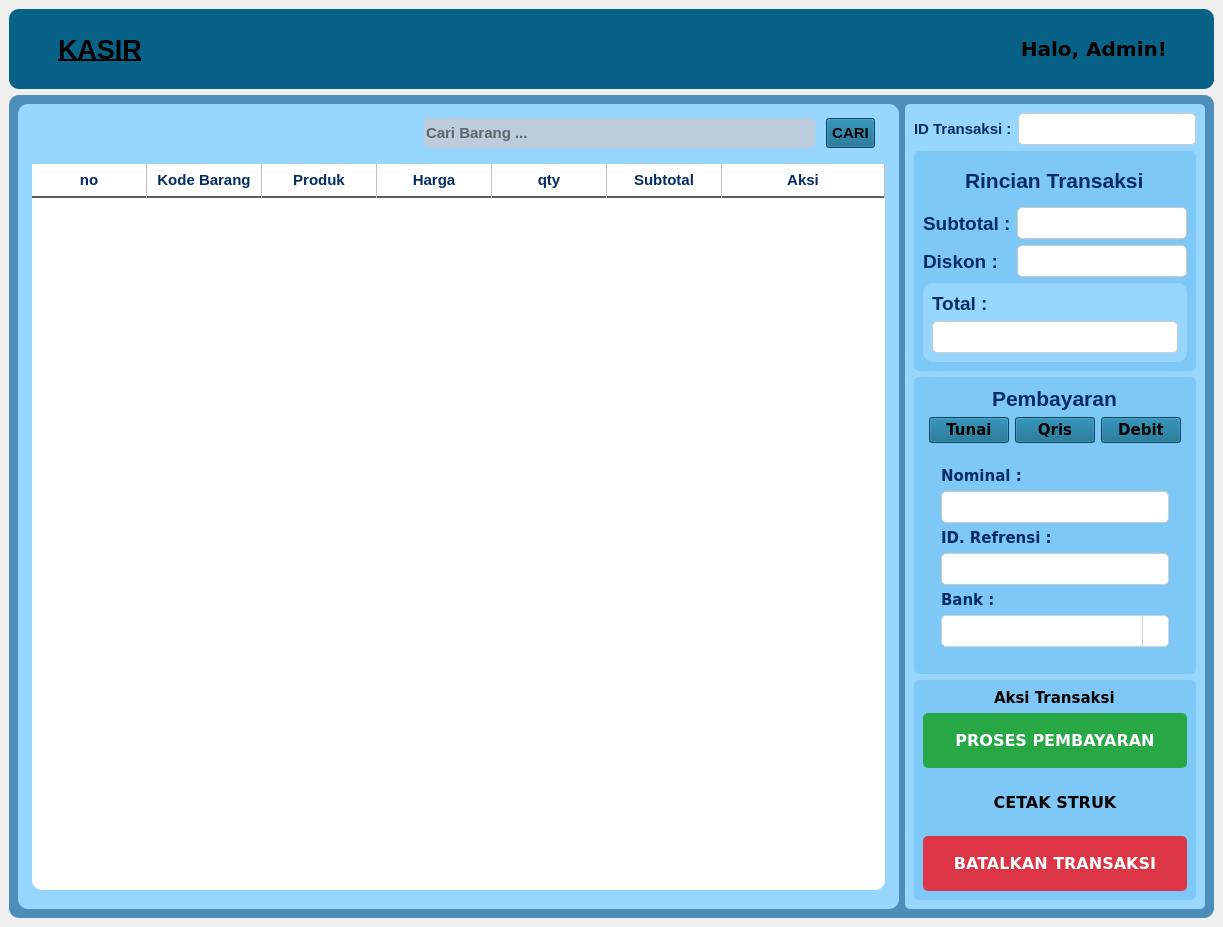
First picture: the form in ui/kasir.ui, repository frajendra07/KASIR-UMKT, before the edit.
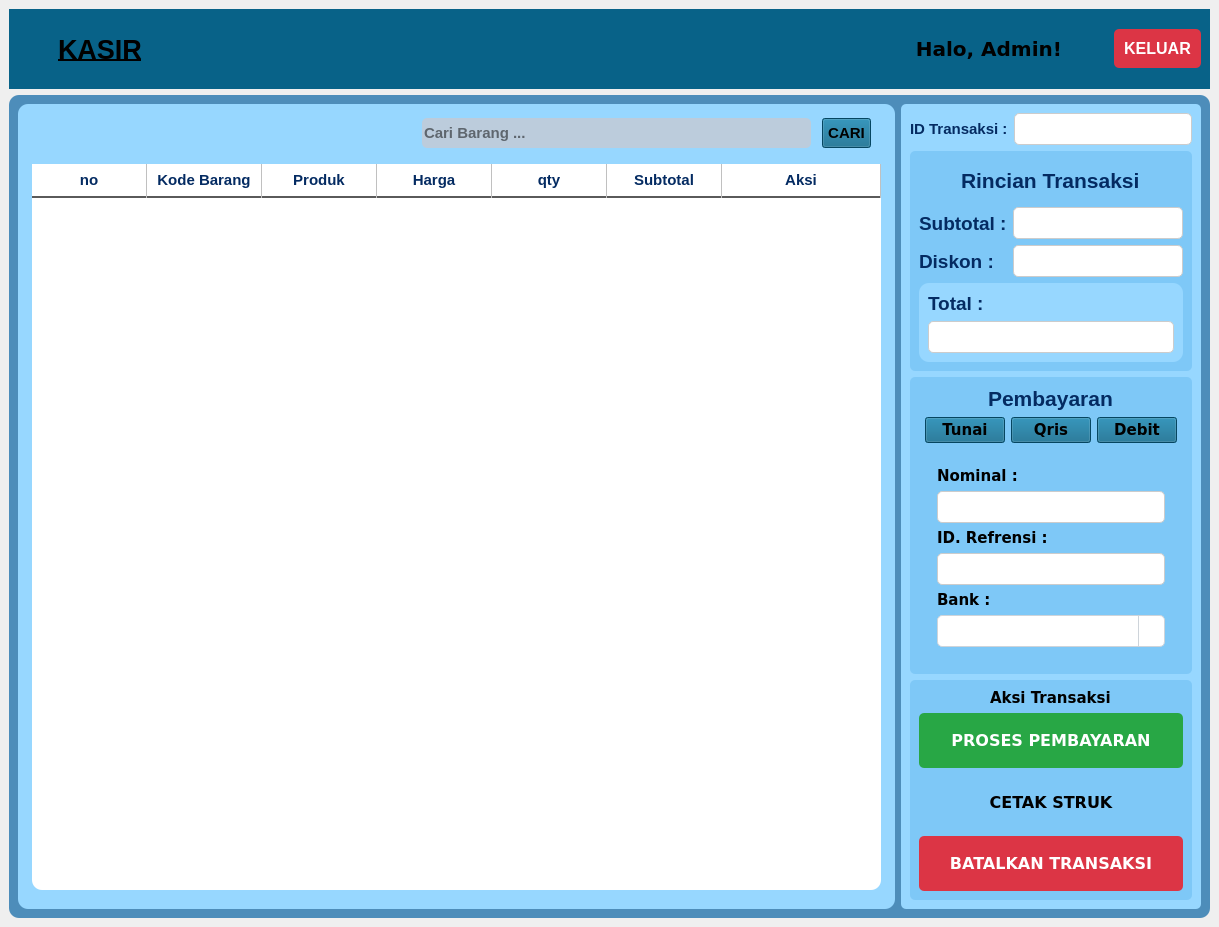
Second picture: the form after the edit. The open tabs and pages were chosen to show the change. Icons and pictures are not drawn.

```diff
--- a/ui/kasir.ui
+++ b/ui/kasir.ui
@@ -6,7 +6,7 @@
    <rect>
     <x>0</x>
     <y>0</y>
-    <width>1223</width>
+    <width>1219</width>
     <height>927</height>
    </rect>
   </property>
@@ -30,8 +30,7 @@
        </size>
       </property>
       <property name="styleSheet">
-       <string notr="true">background-color: #086288;
-border-radius: 10px;</string>
+       <string notr="true">background-color: #086288</string>
       </property>
       <property name="frameShape">
        <enum>QFrame::Shape::NoFrame</enum>
@@ -132,6 +131,36 @@
          </property>
         </widget>
        </item>
+       <item>
+        <widget class="QPushButton" name="keluar_button">
+         <property name="font">
+          <font>
+           <family>Segoe UI</family>
+           <pointsize>12</pointsize>
+           <bold>true</bold>
+          </font>
+         </property>
+         <property name="styleSheet">
+          <string notr="true">QPushButton {
+    background-color: #dc3545;
+    color: white;
+    border-radius: 5px;
+    padding: 10px;
+    font-weight: bold;
+}
+QPushButton:hover {
+    background-color: #c82333;
+}</string>
+         </property>
+         <property name="text">
+          <string>KELUAR</string>
+         </property>
+         <property name="icon">
+          <iconset resource="resource/resource.qrc">
+           <normaloff>:/icons/right-from-bracket-solid.png</normaloff>:/icons/right-from-bracket-solid.png</iconset>
+         </property>
+        </widget>
+       </item>
       </layout>
      </widget>
     </item>
@@ -855,7 +884,8 @@
              <item row="3" column="0" colspan="5">
               <widget class="QStackedWidget" name="stackedWidget">
                <property name="styleSheet">
-                <string notr="true"/>
+                <string notr="true">
+background: transparent; border: none;</string>
                </property>
                <property name="currentIndex">
                 <number>2</number>
@@ -1122,11 +1152,6 @@
                         <bold>true</bold>
                        </font>
                       </property>
-                      <property name="styleSheet">
-                       <string notr="true">QLabel {
-    color: #042b62; }
-</string>
-                      </property>
                       <property name="text">
                        <string>Nominal :</string>
                       </property>
@@ -1163,11 +1188,6 @@
                         <bold>true</bold>
                        </font>
                       </property>
-                      <property name="styleSheet">
-                       <string notr="true">QLabel {
-    color: #042b62; }
-</string>
-                      </property>
                       <property name="text">
                        <string>ID. Refrensi :</string>
                       </property>
@@ -1204,11 +1224,6 @@
                         <bold>true</bold>
                        </font>
                       </property>
-                      <property name="styleSheet">
-                       <string notr="true">QLabel {
-    color: #042b62; }
-</string>
-                      </property>
                       <property name="text">
                        <string>Bank :</string>
                       </property>
```
Left out of the diff: 121 changed lines with no effect on the pictures.
